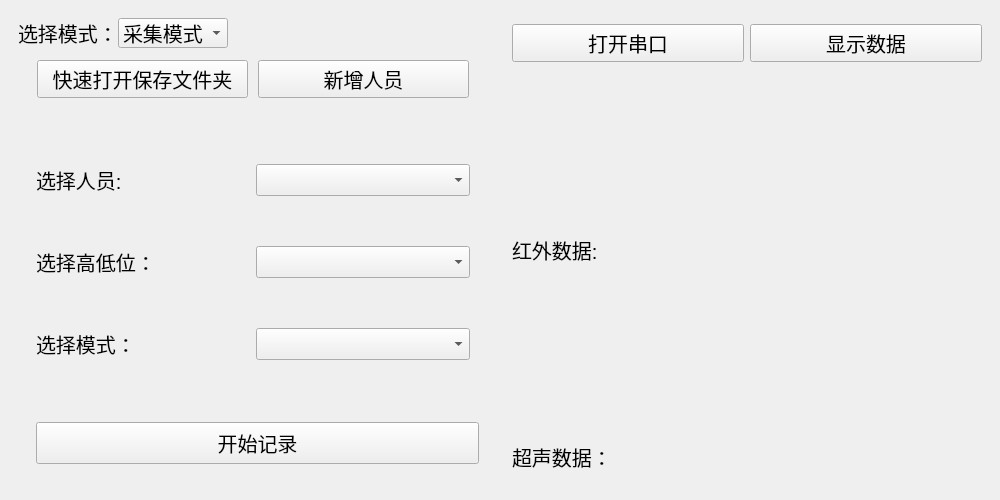
This is serialShow.ui in TIMESTICKING/loctek_sensor_processing as Qt 5 draws it before an edit. The edited form follows.
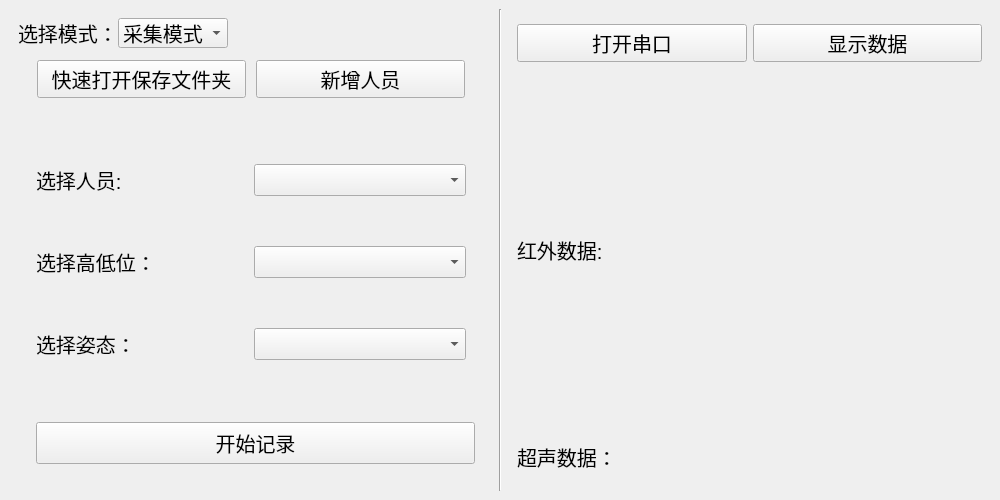
This is the edited form. The open tabs and pages were chosen to show the change.

Commit message: 更新9人的数据集

Diff of the .ui file:
```diff
--- a/serialShow.ui
+++ b/serialShow.ui
@@ -31,10 +31,16 @@
   <property name="windowTitle">
    <string>红外+超声数据采集</string>
   </property>
+  <property name="styleSheet">
+   <string notr="true"/>
+  </property>
   <widget class="QWidget" name="centralwidget">
    <layout class="QHBoxLayout" name="horizontalLayout_2">
     <item>
      <widget class="QWidget" name="widget_4" native="true">
+      <property name="styleSheet">
+       <string notr="true"/>
+      </property>
       <layout class="QGridLayout" name="gridLayout_7" rowstretch="1,18">
        <item row="1" column="0">
         <widget class="QStackedWidget" name="stackedWidget_Mode">
@@ -48,7 +54,7 @@
            </property>
            <item row="0" column="0">
             <widget class="QWidget" name="widget_7" native="true">
-             <layout class="QGridLayout" name="gridLayout_5">
+             <layout class="QGridLayout" name="gridLayout_5" columnstretch="1,1">
               <property name="leftMargin">
                <number>10</number>
               </property>
@@ -67,18 +73,6 @@
               <property name="verticalSpacing">
                <number>0</number>
               </property>
-              <item row="0" column="1">
-               <widget class="QPushButton" name="pushButton_addperson">
-                <property name="font">
-                 <font>
-                  <pointsize>15</pointsize>
-                 </font>
-                </property>
-                <property name="text">
-                 <string>新增人员</string>
-                </property>
-               </widget>
-              </item>
               <item row="0" column="0">
                <widget class="QPushButton" name="pushButton_quickopen">
                 <property name="font">
@@ -91,11 +85,26 @@
                 </property>
                </widget>
               </item>
+              <item row="0" column="1">
+               <widget class="QPushButton" name="pushButton_addperson">
+                <property name="font">
+                 <font>
+                  <pointsize>15</pointsize>
+                 </font>
+                </property>
+                <property name="text">
+                 <string>新增人员</string>
+                </property>
+               </widget>
+              </item>
              </layout>
             </widget>
            </item>
            <item row="1" column="0">
             <widget class="QWidget" name="widget_5" native="true">
+             <property name="styleSheet">
+              <string notr="true"/>
+             </property>
              <layout class="QGridLayout" name="gridLayout_3">
               <item row="0" column="0">
                <widget class="QLabel" name="label_2">
@@ -147,7 +156,7 @@
                  </font>
                 </property>
                 <property name="text">
-                 <string>选择模式：</string>
+                 <string>选择姿态：</string>
                 </property>
                 <property name="alignment">
                  <set>Qt::AlignLeading|Qt::AlignLeft|Qt::AlignVCenter</set>
@@ -386,6 +395,13 @@
       </layout>
      </widget>
     </item>
+    <item>
+     <widget class="Line" name="line">
+      <property name="orientation">
+       <enum>Qt::Vertical</enum>
+      </property>
+     </widget>
+    </item>
     <item>
      <widget class="QWidget" name="widget_2" native="true">
       <property name="minimumSize">
@@ -412,29 +428,11 @@
        </property>
        <item>
         <widget class="QWidget" name="widget_8" native="true">
-         <layout class="QGridLayout" name="gridLayout_6">
-          <item row="0" column="1">
-           <widget class="QPushButton" name="pushButton_show">
-            <property name="minimumSize">
-             <size>
-              <width>0</width>
-              <height>34</height>
-             </size>
-            </property>
-            <property name="font">
-             <font>
-              <pointsize>15</pointsize>
-             </font>
-            </property>
-            <property name="text">
-             <string>显示数据</string>
-            </property>
-           </widget>
-          </item>
-          <item row="0" column="0">
+         <layout class="QHBoxLayout" name="horizontalLayout_3" stretch="1,1">
+          <item>
            <widget class="QPushButton" name="pushButton_opencom">
             <property name="sizePolicy">
-             <sizepolicy hsizetype="Minimum" vsizetype="Preferred">
+             <sizepolicy hsizetype="Preferred" vsizetype="Fixed">
               <horstretch>0</horstretch>
               <verstretch>0</verstretch>
              </sizepolicy>
@@ -455,6 +453,30 @@
             </property>
            </widget>
           </item>
+          <item>
+           <widget class="QPushButton" name="pushButton_show">
+            <property name="sizePolicy">
+             <sizepolicy hsizetype="Preferred" vsizetype="Fixed">
+              <horstretch>0</horstretch>
+              <verstretch>0</verstretch>
+             </sizepolicy>
+            </property>
+            <property name="minimumSize">
+             <size>
+              <width>0</width>
+              <height>34</height>
+             </size>
+            </property>
+            <property name="font">
+             <font>
+              <pointsize>15</pointsize>
+             </font>
+            </property>
+            <property name="text">
+             <string>显示数据</string>
+            </property>
+           </widget>
+          </item>
          </layout>
         </widget>
        </item>
```
Left out of the diff: 6 changed lines with no effect on the pictures. The commit also changes 3024 other files.
